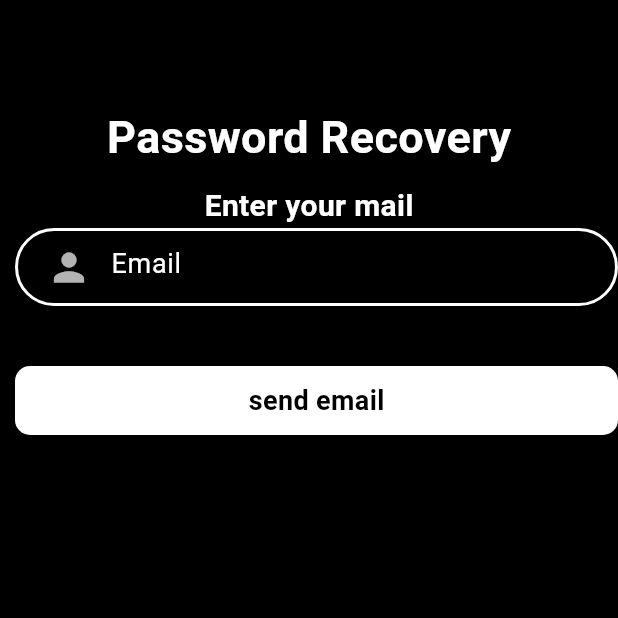
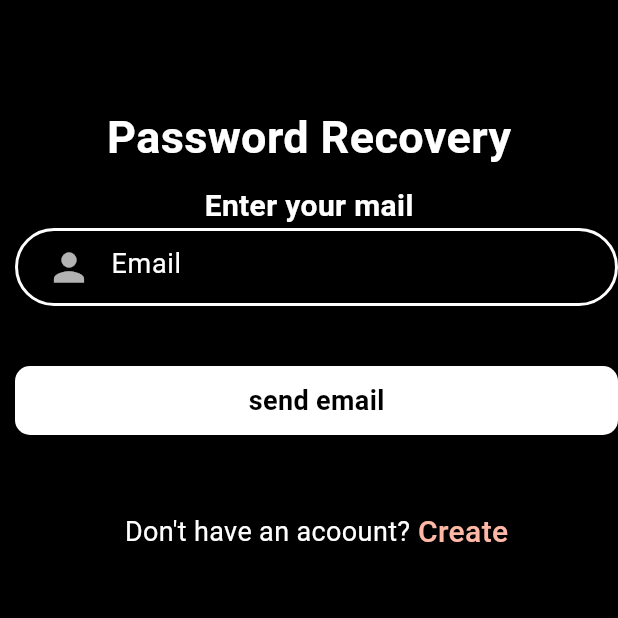
Before and after one commit to YomalB/foodies, a Flutter app: the ForgotPassword screen opened directly, on a phone screen of 412 x 824 dp, the top half of it. Run offline on Flutter 3.47's test engine with Material 3 defaults, Android fonts, the light colour scheme and no system bars; our stand-ins replace curved_navigation_bar, firebase_auth, firebase_core; accounts and stored records are empty.

Commit message:
Don't have an account

```diff
--- a/lib/pages/forgotpassword.dart
+++ b/lib/pages/forgotpassword.dart
@@ -1,4 +1,5 @@
 import 'package:flutter/material.dart';
+import 'package:foodies/pages/singup.dart';
 
 // class ForgotPassword extends StatefulWidget {
 //   const ForgotPassword({super.key});
@@ -95,6 +96,36 @@ class _ForgotPasswordState extends State<ForgotPassword> {
                       ),
                     ),
                   ),
+                  SizedBox(
+                    height: 50.0,
+                  ),
+                  Row(
+                    mainAxisAlignment: MainAxisAlignment.center,
+                    children: [
+                      Text(
+                        "Don't have an acoount?",
+                        style: TextStyle(fontSize: 18.0, color: Colors.white),
+                      ),
+                      SizedBox(
+                        width: 5.0,
+                      ),
+                      GestureDetector(
+                        onTap: () {
+                          Navigator.push(
+                              context,
+                              MaterialPageRoute(
+                                  builder: (context) => SignUp()));
+                        },
+                        child: Text(
+                          "Create",
+                          style: TextStyle(
+                              color: Color.fromRGBO(255, 184, 166, 6),
+                              fontSize: 20.0,
+                              fontWeight: FontWeight.w500),
+                        ),
+                      )
+                    ],
+                  )
                 ],
               ),
             ))),
```
